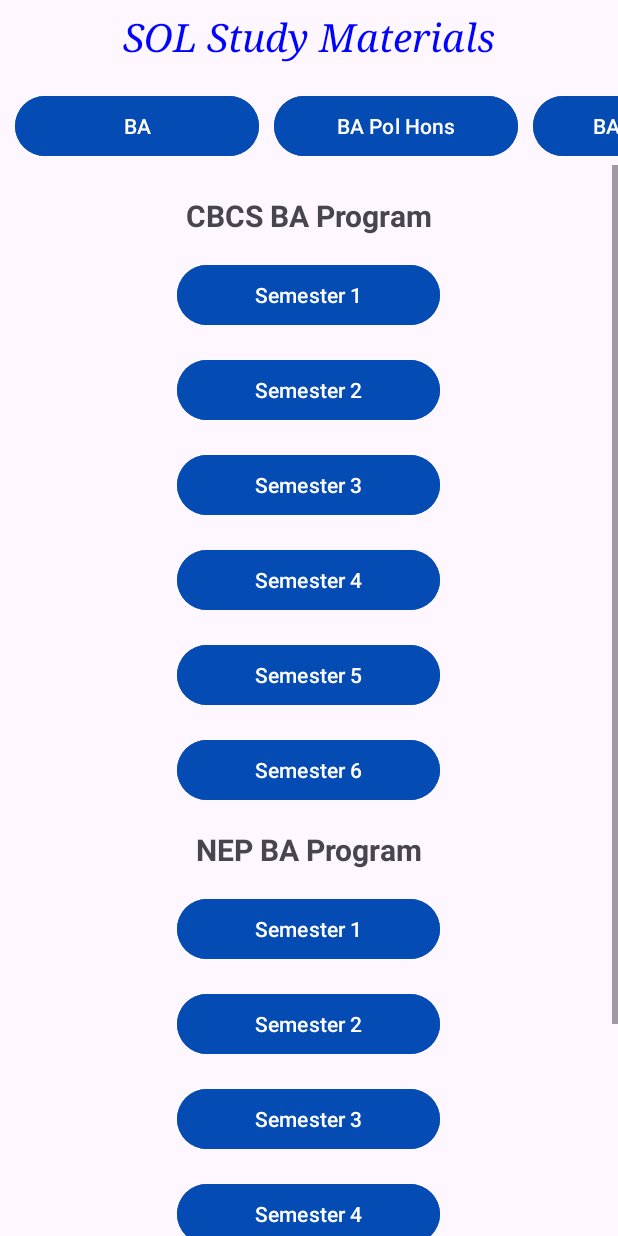
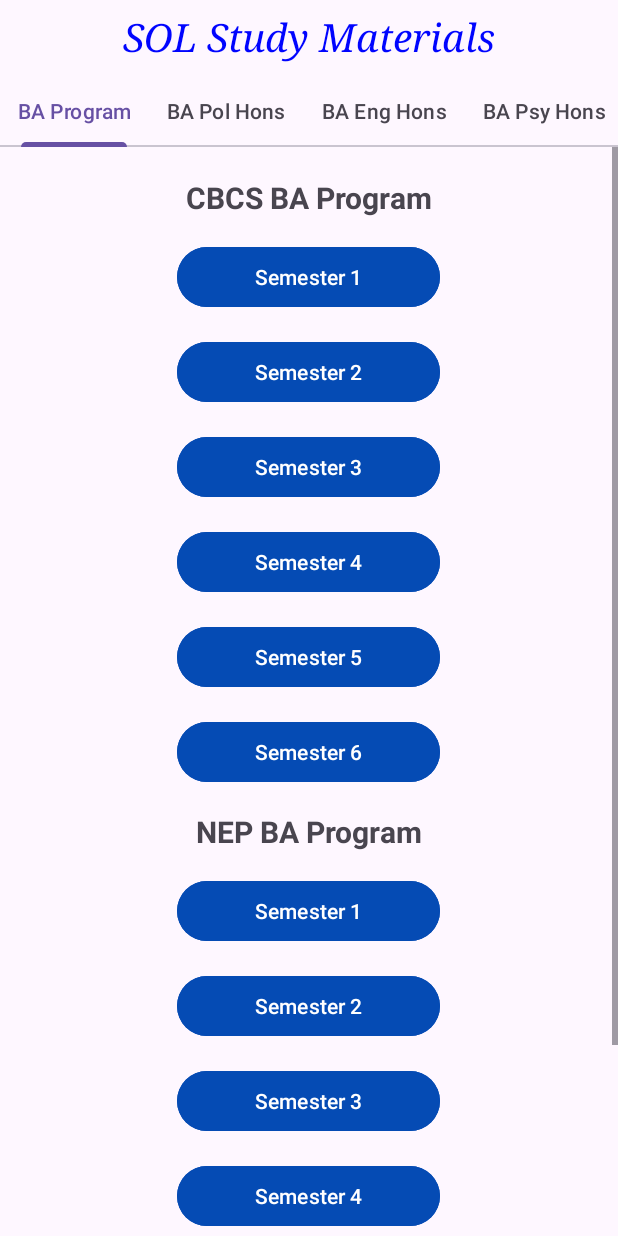
Before and after one commit to AshuSriwastav07/The-Learners-Community-DU-SOL, an Android app: the study_materials screen opened directly, with no data from a screen before it, on a phone screen of 412 x 824 dp. Run offline under Robolectric (Android 15) with nearby library versions, the phone set to English and light mode, and no system bars; our stand-ins replace Firebase (no records; nobody signed in at launch, a user with empty details on screens opened directly); Roboto replaces fonts that are not available here.

Commit message:
4th Commit Version 2.4.4

```diff
--- a/app/build.gradle.kts
+++ b/app/build.gradle.kts
@@ -45,23 +45,23 @@ dependencies {
     implementation("androidx.appcompat:appcompat:1.7.0")
     implementation("com.google.android.material:material:1.12.0")
     implementation("androidx.constraintlayout:constraintlayout:2.1.4")
-    implementation("com.google.firebase:firebase-messaging-ktx:24.0.0")
-    implementation ("com.google.android.gms:play-services-ads:23.2.0")// Adds
-    implementation ("com.google.firebase:firebase-messaging:24.0.0")
+    implementation("com.google.firebase:firebase-messaging-ktx:24.0.2")
+    implementation ("com.google.android.gms:play-services-ads:23.4.0")// Adds
+    implementation ("com.google.firebase:firebase-messaging:24.0.2")
     implementation ("com.android.support:multidex:1.0.3")
     implementation("com.google.firebase:firebase-database-ktx:21.0.0")
     implementation ("com.squareup.picasso:picasso:2.71828")
-    implementation ("com.google.firebase:firebase-analytics:22.0.2")
-    implementation("androidx.navigation:navigation-fragment-ktx:2.7.7")
-    implementation("androidx.navigation:navigation-ui-ktx:2.7.7")
+    implementation ("com.google.firebase:firebase-analytics:22.1.2")
+    implementation("androidx.navigation:navigation-fragment-ktx:2.8.2")
+    implementation("androidx.navigation:navigation-ui-ktx:2.8.2")
     implementation("com.google.android.material:material:1.12.0")
-    implementation("androidx.activity:activity-ktx:1.9.0")
-    implementation("androidx.navigation:navigation-fragment:2.7.7")
-    implementation("androidx.navigation:navigation-ui:2.7.7")
-    implementation("androidx.activity:activity:1.9.0")
+    implementation("androidx.activity:activity-ktx:1.9.2")
+    implementation("androidx.navigation:navigation-fragment:2.8.2")
+    implementation("androidx.navigation:navigation-ui:2.8.2")
+    implementation("androidx.activity:activity:1.9.2")
     testImplementation("junit:junit:4.13.2")
     implementation("com.google.firebase:firebase-analytics")
-    androidTestImplementation("androidx.test.ext:junit:1.1.5")
-    androidTestImplementation("androidx.test.espresso:espresso-core:3.5.1")
+    androidTestImplementation("androidx.test.ext:junit:1.2.1")
+    androidTestImplementation("androidx.test.espresso:espresso-core:3.6.1")
 
 }
--- a/app/src/main/java/com/dusol/thelearnerscommunity/study_materials.java
+++ b/app/src/main/java/com/dusol/thelearnerscommunity/study_materials.java
@@ -1,10 +1,13 @@
 package com.dusol.thelearnerscommunity;
 
 import android.os.Bundle;
-import android.widget.Button;
 
 import androidx.appcompat.app.AppCompatActivity;
 import androidx.fragment.app.FragmentManager;
+import androidx.fragment.app.FragmentPagerAdapter;
+import androidx.viewpager.widget.ViewPager;
+
+import com.google.android.material.tabs.TabLayout;
 
 public class study_materials extends AppCompatActivity {
 
@@ -25,7 +28,7 @@ public class study_materials extends AppCompatActivity {
         super.onCreate(savedInstanceState);
         setContentView(R.layout.activity_study_materials);
 
-        Button ba_btn1=findViewById(R.id.BA_btn1);
+        /*Button ba_btn1=findViewById(R.id.BA_btn1);
         Button ba_polHons_btn2=findViewById(R.id.BA_PolHons_btn2);
         Button ba_engHons_btn3=findViewById(R.id.BA_EngHons_btm3);
         Button Bcom_btn4=findViewById(R.id.BCom_btn4);
@@ -95,8 +98,27 @@ public class study_materials extends AppCompatActivity {
                     .setReorderingAllowed(true)
                     .addToBackStack("name") // Name can be null
                     .commit();
-        });
+        });*/
 
+        // Initialize views
+        TabLayout tabLayout = findViewById(R.id.studyMaterial_TabLayout);  // Correct initialization
+        ViewPager viewPager = findViewById(R.id.studyMaterial_PageViewer);  // Correct initialization
+
+        // Create the adapter that will return a fragment for each of the primary sections of the activity
+        VP_Adapter vpAdapter = new VP_Adapter(getSupportFragmentManager(), FragmentPagerAdapter.BEHAVIOR_RESUME_ONLY_CURRENT_FRAGMENT);
+        vpAdapter.addFragment(new BA_ProgSM(), "BA Program");
+        vpAdapter.addFragment(new BA_PolHons_SM(), "BA Pol Hons");
+        vpAdapter.addFragment(new BA_EngHonsSM(), "BA Eng Hons");
+        vpAdapter.addFragment(new BA_PsyHonsSM(), "BA Psy Hons");
+        vpAdapter.addFragment(new BA_EconomicsHonsSM(), "BA Eco Hons");
+        vpAdapter.addFragment(new BCom_SM(), "B Com");
+        vpAdapter.addFragment(new BCom_HonsSM(), "B Com Hons");
+
+        // Set up the ViewPager with the sections adapter.
+        viewPager.setAdapter(vpAdapter);
+
+        // Link the TabLayout with the ViewPager
+        tabLayout.setupWithViewPager(viewPager);
 
 
     }
--- a/app/src/main/res/layout/activity_study_materials.xml
+++ b/app/src/main/res/layout/activity_study_materials.xml
@@ -6,6 +6,15 @@
     android:layout_height="match_parent"
     tools:context=".study_materials">
 
+
+    <LinearLayout
+        android:layout_width="match_parent"
+        android:layout_height="match_parent"
+        android:orientation="vertical"
+        app:layout_constraintBottom_toBottomOf="parent"
+        app:layout_constraintEnd_toEndOf="parent"
+        app:layout_constraintStart_toStartOf="parent"
+        app:layout_constraintTop_toTopOf="parent">
 
         <TextView
             android:id="@+id/textView_Cbcs"
@@ -17,118 +26,54 @@
             android:textColor="#0004FF"
             android:textSize="26sp"
             android:textStyle="italic"
-        app:layout_constraintBottom_toTopOf="@+id/horizontalScrollView"
             app:layout_constraintEnd_toEndOf="parent"
             app:layout_constraintStart_toStartOf="parent"
             app:layout_constraintTop_toTopOf="parent" />
 
-    <HorizontalScrollView
-        android:id="@+id/horizontalScrollView"
+        <com.google.android.material.tabs.TabLayout
+            android:id="@+id/studyMaterial_TabLayout"
             android:layout_width="match_parent"
             android:layout_height="wrap_content"
-        android:layout_marginTop="10dp"
-        android:scrollbars="none"
-        app:layout_constraintEnd_toEndOf="parent"
-        app:layout_constraintHorizontal_bias="0.0"
-        app:layout_constraintStart_toStartOf="parent"
-        app:layout_constraintTop_toBottomOf="@+id/textView_Cbcs">
+            app:tabMode="scrollable">
 
-        <LinearLayout
+            <com.google.android.material.tabs.TabItem
+                android:id="@+id/tabItem1"
                 android:layout_width="wrap_content"
                 android:layout_height="wrap_content"
-            android:orientation="horizontal">
+                />
+            <com.google.android.material.tabs.TabItem
+                android:id="@+id/tabItem2"
+                android:layout_width="wrap_content"
+                android:layout_height="wrap_content"
+                />
+            <com.google.android.material.tabs.TabItem
+                android:id="@+id/tabItem3"
+                android:layout_width="wrap_content"
+                android:layout_height="wrap_content"
+                />
+            <com.google.android.material.tabs.TabItem
+                android:id="@+id/tabItem4"
+                android:layout_width="wrap_content"
+                android:layout_height="wrap_content"
+                />
+            <com.google.android.material.tabs.TabItem
+                android:id="@+id/tabItem5"
+                android:layout_width="wrap_content"
+                android:layout_height="wrap_content"
+                />
+            <com.google.android.material.tabs.TabItem
+                android:id="@+id/tabItem6"
+                android:layout_width="wrap_content"
+                android:layout_height="wrap_content"
+                />
+        </com.google.android.material.tabs.TabLayout>
 
-            <Button
-                android:id="@+id/BA_btn1"
-                style="@style/basic_button"
-                android:layout_width="@dimen/dp_65"
-                android:layout_height="match_parent"
-                android:layout_marginStart="10dp"
-                android:layout_weight="0"
-                android:text="@string/ba"
-                android:textSize="14sp" />
-
-            <Button
-                android:id="@+id/BA_PolHons_btn2"
-                style="@style/basic_button"
-                android:layout_width="@dimen/dp_65"
-                android:layout_height="match_parent"
-                android:layout_marginStart="10dp"
-                android:layout_weight="0"
-                android:text="@string/ba_pol_hons"
-                android:textSize="14sp" />
-
-            <Button
-                android:id="@+id/BA_EngHons_btm3"
-                style="@style/basic_button"
-                android:layout_width="@dimen/dp_65"
-                android:layout_height="match_parent"
-                android:layout_marginStart="10dp"
-                android:layout_weight="0"
-                android:text="@string/ba_eng_hons"
-                android:textSize="14sp" />
-
-            <Button
-                android:id="@+id/BCom_btn4"
-                style="@style/basic_button"
-                android:layout_width="@dimen/dp_65"
-                android:layout_height="match_parent"
-                android:layout_marginStart="10dp"
-                android:layout_weight="0"
-                android:text="@string/b_com"
-                android:textSize="14sp" />
-
-            <Button
-                android:id="@+id/BComHons_btn5"
-                style="@style/basic_button"
-                android:layout_width="@dimen/dp_65"
-                android:layout_height="match_parent"
-                android:layout_marginStart="10dp"
-                android:layout_marginEnd="10dp"
-                android:layout_weight="0"
-                android:text="@string/b.com_hons"
-                android:textSize="14sp" />
-
-            <Button
-                android:id="@+id/BAEconomics_btn6"
-                style="@style/basic_button"
-                android:layout_width="@dimen/dp_65"
-                android:layout_height="match_parent"
-                android:layout_marginStart="10dp"
-                android:layout_marginEnd="10dp"
-                android:layout_weight="0"
-                android:text="@string/ba_Eco"
-                android:textSize="14sp" />
-
-            <Button
-                android:id="@+id/BA_PSY_btn7"
-                style="@style/basic_button"
-                android:layout_width="@dimen/dp_65"
-                android:layout_height="match_parent"
-                android:layout_marginStart="10dp"
-                android:layout_marginEnd="10dp"
-                android:layout_weight="0"
-                android:text="@string/ba_PSY"
-                android:textSize="14sp" />
-        </LinearLayout>
-    </HorizontalScrollView>
-
-    <ScrollView
-        android:id="@+id/scrollView6"
+        <androidx.viewpager.widget.ViewPager
+            android:id="@+id/studyMaterial_PageViewer"
             android:layout_width="match_parent"
             android:layout_height="match_parent"
-        android:layout_marginTop="110dp"
-        app:layout_constraintBottom_toBottomOf="parent"
-        app:layout_constraintEnd_toEndOf="parent"
-        app:layout_constraintStart_toStartOf="parent"
-        app:layout_constraintTop_toBottomOf="@+id/horizontalScrollView">
+            android:contentDescription="@string/scroll" />
 
-        <androidx.fragment.app.FragmentContainerView
-            android:id="@+id/Materials_fragmentContainerView"
-            android:name="com.dusol.thelearnerscommunity.BA_ProgSM"
-            android:layout_width="match_parent"
-            android:layout_height="wrap_content"
-            tools:layout="@layout/fragment_ba__materials" />
-    </ScrollView>
+    </LinearLayout>
 
 </androidx.constraintlayout.widget.ConstraintLayout>
```
Lines whose indentation alone changed are shown as unchanged.
